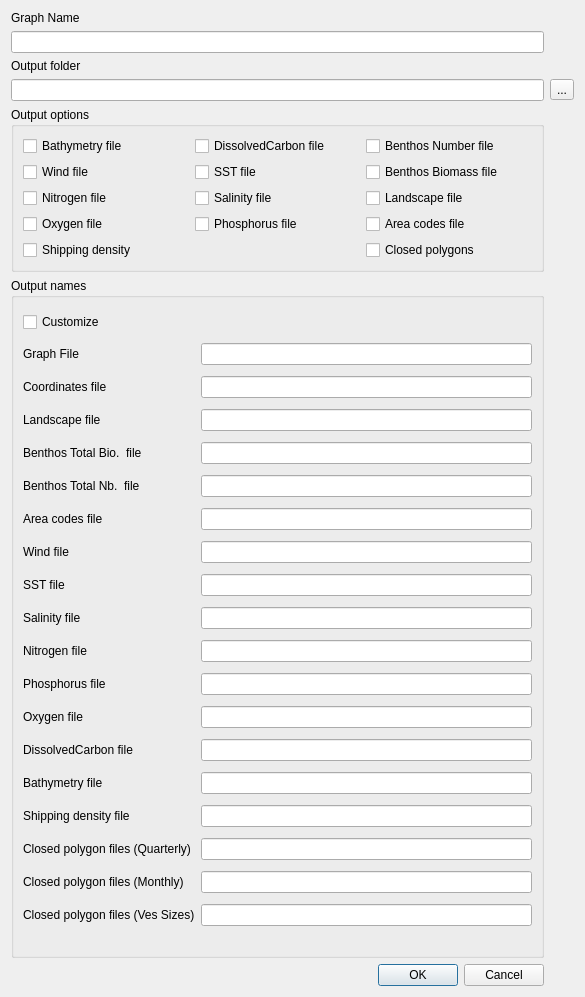
This is qtgui/savegraphdialog.ui in frabas/DISPLACE_GUI as Qt 5 draws it before an edit. The edited form follows.
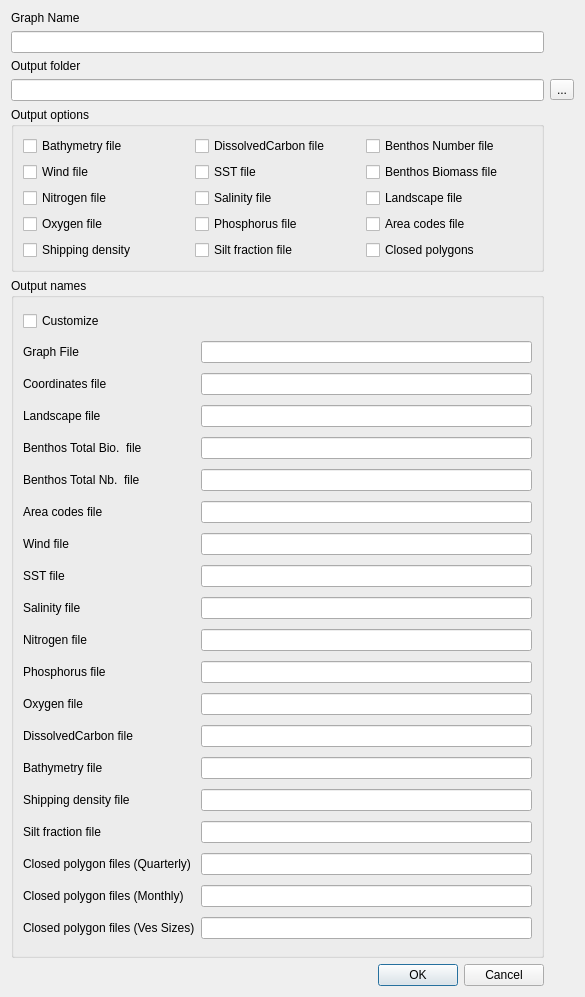
This is the edited form.

Commit message: Adding Siltfraction as a new forcing envt layer

What changed in the file:
```diff
--- a/qtgui/savegraphdialog.ui
+++ b/qtgui/savegraphdialog.ui
@@ -131,13 +131,20 @@
         </property>
        </widget>
       </item>
-      <item row="4" column="0" colspan="2">
+      <item row="4" column="0">
        <widget class="QCheckBox" name="optShippingdensity">
         <property name="text">
          <string>Shipping density</string>
         </property>
        </widget>
       </item>
+      <item row="4" column="1">
+       <widget class="QCheckBox" name="optSiltfraction">
+        <property name="text">
+         <string>Silt fraction file</string>
+        </property>
+       </widget>
+      </item>
       <item row="4" column="2">
        <widget class="QCheckBox" name="optClosed">
         <property name="text">
@@ -320,33 +327,47 @@
        </widget>
       </item>
       <item row="16" column="0">
+       <widget class="QLabel" name="label_37">
+        <property name="text">
+         <string>Silt fraction file</string>
+        </property>
+       </widget>
+      </item>
+      <item row="16" column="1">
+       <widget class="QLineEdit" name="siltfractionFileName">
+        <property name="text">
+         <string/>
+        </property>
+       </widget>
+      </item>
+      <item row="17" column="0">
        <widget class="QLabel" name="label_7">
         <property name="text">
          <string>Closed polygon files (Quarterly)</string>
         </property>
        </widget>
       </item>
-      <item row="16" column="1">
+      <item row="17" column="1">
        <widget class="QLineEdit" name="closedPolyFilename"/>
       </item>
-      <item row="17" column="0">
+      <item row="18" column="0">
        <widget class="QLabel" name="label_8">
         <property name="text">
          <string>Closed polygon files (Monthly)</string>
         </property>
        </widget>
       </item>
-      <item row="17" column="1">
+      <item row="18" column="1">
        <widget class="QLineEdit" name="closedPolyFilename_Months"/>
       </item>
-      <item row="18" column="0">
+      <item row="19" column="0">
        <widget class="QLabel" name="label_9">
         <property name="text">
          <string>Closed polygon files (Ves Sizes)</string>
         </property>
        </widget>
       </item>
-      <item row="18" column="1">
+      <item row="19" column="1">
        <widget class="QLineEdit" name="closedPolyFilename_VesSize"/>
       </item>
      </layout>
```
The commit also changes 33 other files.
